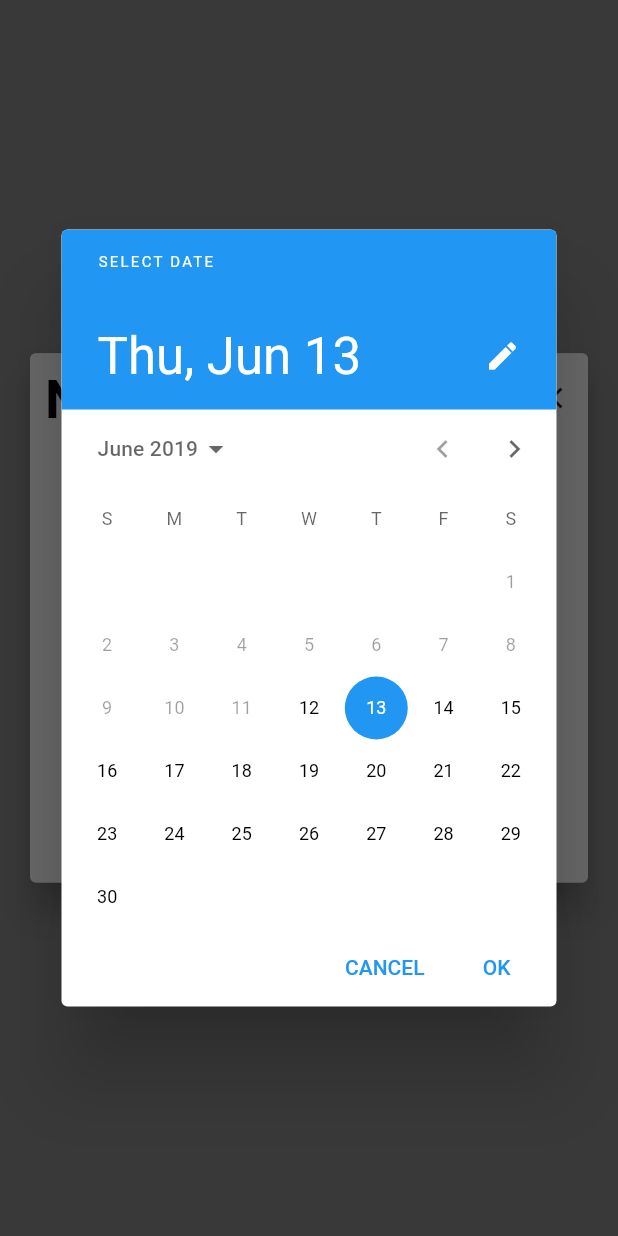
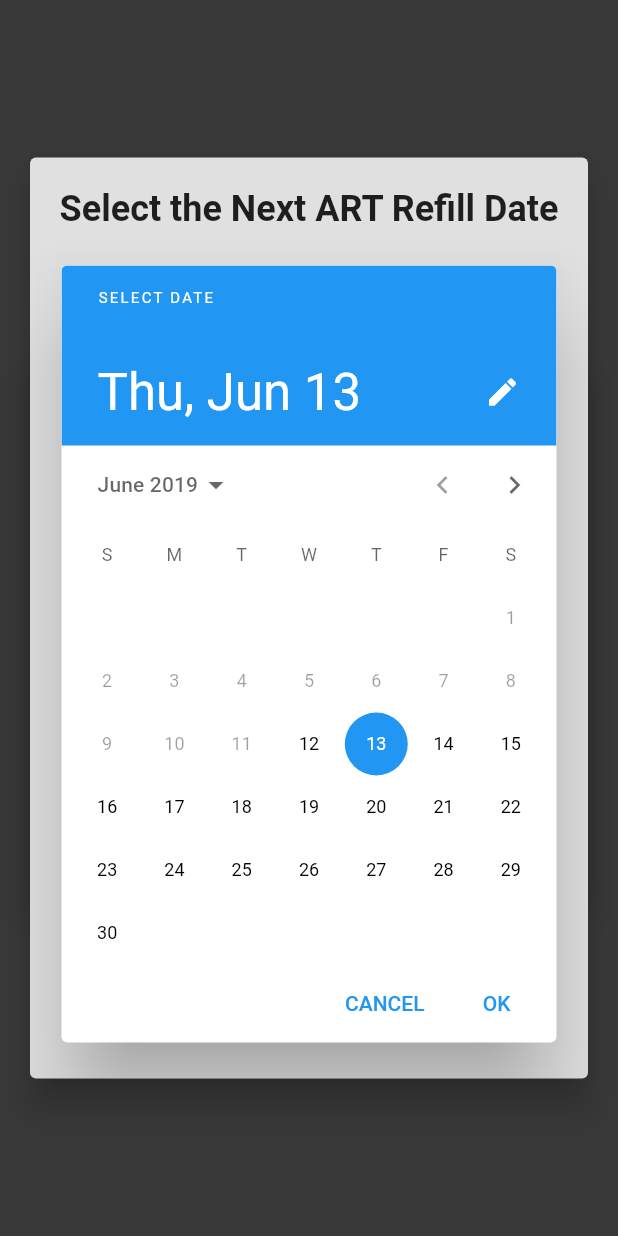
Before and after one commit to chrisly-bear/PEBRApp, a Flutter app: the ARTRefillScreen widget shown alone on an empty page, opened directly with empty values, after a tap on "REFILL DONE", on a phone screen of 412 x 824 dp. Run offline on Flutter 3.47's test engine with Material 2 defaults, Android fonts, the phone set to English and light mode, and no system bars; our stand-ins replace flushbar, shared_preferences, sqflite; missing offline and left inert: password, spreadsheet_decoder; accounts and stored records are empty.

Commit message:
Show title on top of date picker when selecting next art refill date.

```diff
--- a/lib/components/PopupScreen.dart
+++ b/lib/components/PopupScreen.dart
@@ -10,6 +10,7 @@ class PopupScreen extends StatelessWidget {
   final String title, subtitle;
   final List<Widget> actions;
   final double backgroundBlur;
+  final Color backgroundColor;
 
   // define the maximum width of the popup screen
   static const double MAX_WIDTH = 600;
@@ -36,8 +37,12 @@ class PopupScreen extends StatelessWidget {
   ///
   /// @param [backgroundBlur] The amount with which the content behind the popup
   /// screen should be blurred.
+  ///
+  /// @param [backgroundColor] The color with which the content behind the popup
+  /// screen should be overlayed. If this is null then it will use
+  /// [POPUP_BEHIND].
   PopupScreen({@required this.child, this.title, this.subtitle, this.actions,
-  this.backgroundBlur: 0.0});
+  this.backgroundBlur: 0.0, this.backgroundColor});
 
   @override
   Widget build(BuildContext context) {
@@ -46,7 +51,7 @@ class PopupScreen extends StatelessWidget {
     padding = max(MIN_PADDING, (screenWidth - MAX_WIDTH)/2);
 
     return Scaffold(
-      backgroundColor: POPUP_BEHIND,
+      backgroundColor: backgroundColor ?? POPUP_BEHIND,
       body: BackdropFilter(
         filter: ImageFilter.blur(sigmaX: backgroundBlur, sigmaY: backgroundBlur),
         child: SafeArea(
--- a/lib/screens/ARTRefillScreen.dart
+++ b/lib/screens/ARTRefillScreen.dart
@@ -51,7 +51,7 @@ class ARTRefillScreen extends StatelessWidget {
   }
 
   void _onPressRefillDone(BuildContext context) async {
-    DateTime newDate = await _showDatePicker(context);
+    DateTime newDate = await _showDatePickerWithTitle(context, 'Select the Next ART Refill Date');
     if (newDate != null) {
       final ARTRefill artRefill = ARTRefill(this._patient.artNumber, RefillType.DONE(), nextRefillDate: newDate);
       await PatientBloc.instance.sinkARTRefillData(artRefill);
@@ -65,6 +65,34 @@ class ARTRefillScreen extends StatelessWidget {
   Future<DateTime> _showDatePicker(BuildContext context) async {
     final DateTime now = DateTime.now();
     return showDatePicker(context: context, initialDate: now, firstDate: now.subtract(Duration(days: 1)), lastDate: DateTime(2050));
+  }
+
+  Future<DateTime> _showDatePickerWithTitle(BuildContext context, String title) async {
+    final DateTime now = DateTime.now();
+    return showDatePicker(context: context, initialDate: now, firstDate: now.subtract(Duration(days: 1)), lastDate: DateTime(2050), builder: (BuildContext context, Widget widget) {
+      return PopupScreen(
+        backgroundColor: Colors.transparent,
+        actions: [],
+        child: Column(
+            mainAxisAlignment: MainAxisAlignment.center,
+            children: [
+              SizedBox(height: 20.0),
+              Padding(
+                padding: const EdgeInsets.symmetric(horizontal: 10.0),
+                child: Text(
+                  title,
+                  textAlign: TextAlign.center,
+                  style: TextStyle(
+                    fontSize: 24.0,
+                    fontWeight: FontWeight.bold,
+                  ),
+                ),
+              ),
+              widget,
+            ]
+        ),
+      );
+    });
   }
 
   void _pushARTRefillNotDoneScreen(BuildContext context, Patient patient) {
```
